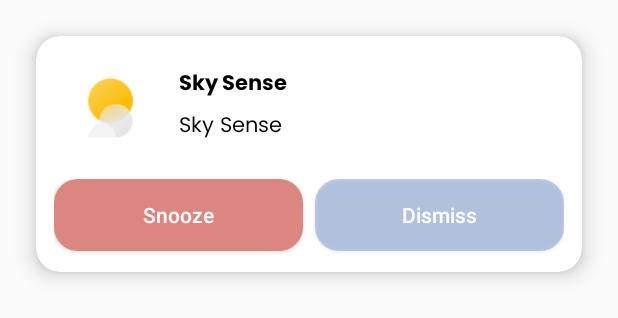
After one commit to 3wiida/SkySense, an Android app built with Jetpack Compose: the layout weather_alert_layout.xml on its own in the app's theme, with its tools: preview values and no code run, on a phone screen of 412 x 824 dp. The commit adds this screen. Shown: the top 318 px of the screen. Run offline under Robolectric (Android 15) with nearby library versions, the phone set to English and light mode, and no system bars.

Commit message:
implement alert and notification feature

````diff
--- a/app/build.gradle.kts
+++ b/app/build.gradle.kts
@@ -93,4 +93,10 @@ dependencies {
 
     //Places API
     implementation (libs.places.v330)
+
+    //Work Manager
+    implementation(libs.androidx.work.runtime.ktx)
+
+    //Constraint Layout
+    implementation(libs.androidx.constraintlayout)
 }
--- a/app/src/main/java/com/ewida/skysense/addalert/AddAlertScreen.kt
+++ b/app/src/main/java/com/ewida/skysense/addalert/AddAlertScreen.kt
@@ -78,7 +78,4 @@ private fun AddAlertScreenContent(
             onSetAlertClicked = {}
         )
     }
-
-
-
 }
--- a/app/src/main/java/com/ewida/skysense/data/model/Hourly.kt
+++ b/app/src/main/java/com/ewida/skysense/data/model/Hourly.kt
@@ -13,7 +13,7 @@ data class Hourly(
     val weather: List<Weather>,
 ){
     fun getHourFromUnixTimeStamp(timestamp: Long): String {
-        val formatter = DateTimeFormatter.ofPattern("hh a")
+        val formatter = DateTimeFormatter.ofPattern("hh a") //02 AM
         return Instant.ofEpochSecond(timestamp)
             .atZone(ZoneId.systemDefault())
             .format(formatter)
--- a/app/src/main/java/com/ewida/skysense/data/sources/local/db/WeatherDatabase.kt
+++ b/app/src/main/java/com/ewida/skysense/data/sources/local/db/WeatherDatabase.kt
@@ -15,7 +15,8 @@ abstract class WeatherDatabase : RoomDatabase() {
 
     companion object {
         private const val DATABASE_NAME = "WEATHER_DATABASE"
-        @Volatile private var instance: WeatherDatabase? = null
+        @Volatile
+        private var instance: WeatherDatabase? = null
 
         fun getInstance(context: Context): WeatherDatabase {
             return instance ?: synchronized(lock = this) {
--- a/app/src/main/java/com/ewida/skysense/navigation/AppNavHost.kt
+++ b/app/src/main/java/com/ewida/skysense/navigation/AppNavHost.kt
@@ -32,7 +32,7 @@ fun AppNavHost(
     startDestination: Screens
 ) {
     val context = LocalContext.current
-    val repository = WeatherRepositoryImpl(
+    val repository = WeatherRepositoryImpl.getInstance(
         localDataSource = LocalDataSourceImpl(dao = WeatherDatabase.getInstance(context).getDao()),
         remoteDataSource = RemoteDataSourceImpl(apiServices = ApiClient.getApiServices())
     )
--- a/app/src/main/java/com/ewida/skysense/util/Constants.kt
+++ b/app/src/main/java/com/ewida/skysense/util/Constants.kt
@@ -2,4 +2,5 @@ package com.ewida.skysense.util
 
 object Constants {
     const val WEATHER_ICON_BASE_URL = "https://openweathermap.org/img/w/"
+    const val ALERTS_NOTIFICATION_CHANNEL_ID = "ALERTS_NOTIFICATION_CHANNEL_ID"
 }
--- a/app/src/main/java/com/ewida/skysense/weatherdetails/WeatherDetailsScreen.kt
+++ b/app/src/main/java/com/ewida/skysense/weatherdetails/WeatherDetailsScreen.kt
@@ -71,7 +71,6 @@ fun WeatherDetailsScreen(
                     )
                 },
                 onAlertsClicked = {
-                    Log.d("```TAG```", "WeatherDetailsScreen: Alerts")
                     onNavigateToAlerts(
                         currentLocation?.latitude?.roundTo(2),
                         currentLocation?.longitude?.roundTo(2)
--- /dev/null
+++ b/app/src/main/res/drawable/bg_dismiss_btn.xml
@@ -0,0 +1,5 @@
+<?xml version="1.0" encoding="utf-8"?>
+<shape xmlns:android="http://schemas.android.com/apk/res/android">
+    <corners android:radius="16dp"/>
+    <solid android:color="#8381A1DB"/>
+</shape>
--- /dev/null
+++ b/app/src/main/res/drawable/bg_snooze_btn.xml
@@ -0,0 +1,5 @@
+<?xml version="1.0" encoding="utf-8"?>
+<shape xmlns:android="http://schemas.android.com/apk/res/android">
+    <corners android:radius="16dp"/>
+    <solid android:color="#DB8681"/>
+</shape>
--- /dev/null
+++ b/app/src/main/res/layout/weather_alert_layout.xml
@@ -0,0 +1,83 @@
+<?xml version="1.0" encoding="utf-8"?>
+<androidx.cardview.widget.CardView xmlns:android="http://schemas.android.com/apk/res/android"
+    xmlns:app="http://schemas.android.com/apk/res-auto"
+    xmlns:tools="http://schemas.android.com/tools"
+    android:orientation="vertical"
+    android:layout_width="match_parent"
+    android:layout_height="wrap_content"
+    app:cardCornerRadius="16dp"
+    android:layout_margin="24dp"
+    app:cardBackgroundColor="@color/white"
+    app:cardElevation="8dp">
+
+    <androidx.constraintlayout.widget.ConstraintLayout
+        android:layout_width="match_parent"
+        android:layout_height="wrap_content"
+        android:padding="12dp">
+
+        <ImageView
+            android:id="@+id/imageView"
+            android:layout_width="75dp"
+            android:layout_height="75dp"
+            android:src="@drawable/splash_ic"
+            app:layout_constraintStart_toStartOf="parent"
+            app:layout_constraintTop_toTopOf="parent" />
+
+        <TextView
+            android:id="@+id/textView2"
+            android:layout_width="wrap_content"
+            android:layout_height="wrap_content"
+            android:layout_marginStart="8dp"
+            android:layout_marginTop="8dp"
+            android:fontFamily="@font/poppins_bold"
+            android:text="Sky Sense"
+            android:textColor="@color/black"
+            app:layout_constraintStart_toEndOf="@+id/imageView"
+            app:layout_constraintTop_toTopOf="@+id/imageView" />
+
+        <TextView
+            android:id="@+id/tvWeatherDetails"
+            android:layout_width="wrap_content"
+            android:layout_height="wrap_content"
+            android:layout_marginStart="8dp"
+            android:layout_marginTop="4dp"
+            android:fontFamily="@font/poppins_regular"
+            tools:text="Sky Sense"
+            android:textColor="@color/black"
+            app:layout_constraintStart_toEndOf="@+id/imageView"
+            app:layout_constraintTop_toBottomOf="@+id/textView2" />
+
+        <LinearLayout
+            android:layout_width="match_parent"
+            android:layout_height="50dp"
+            android:layout_marginTop="8dp"
+            app:layout_constraintEnd_toEndOf="parent"
+            app:layout_constraintStart_toStartOf="parent"
+            app:layout_constraintTop_toBottomOf="@+id/imageView" >
+
+            <Button
+                android:id="@+id/btnSnooze"
+                android:layout_width="0dp"
+                android:layout_weight="1"
+                android:text="Snooze"
+                android:textAllCaps="false"
+                android:layout_marginEnd="4dp"
+                android:textColor="@color/white"
+                android:background="@drawable/bg_snooze_btn"
+                android:layout_height="wrap_content"/>
+
+            <Button
+                android:id="@+id/btnDismiss"
+                android:layout_width="0dp"
+                android:layout_weight="1"
+                android:text="Dismiss"
+                android:textAllCaps="false"
+                android:textColor="@color/white"
+                android:layout_marginStart="4dp"
+                android:background="@drawable/bg_dismiss_btn"
+                android:layout_height="wrap_content"/>
+        </LinearLayout>
+
+    </androidx.constraintlayout.widget.ConstraintLayout>
+
+</androidx.cardview.widget.CardView>
--- a/app/src/main/res/values/strings.xml
+++ b/app/src/main/res/values/strings.xml
@@ -57,4 +57,5 @@
     <string name="notification_rational_content">To get weather alerts by notification, notification permission is essential. Please enable it to continue.</string>
     <string name="enable_display_over_other_apps">Enable Display Over Other Apps</string>
     <string name="overlay_rational_content">To get weather alerts by alerts, display over other apps permission is essential. Please enable it in the settings to continue.</string>
+    <string name="weather_alerts">Weather Alerts</string>
 </resources>
--- a/gradle/libs.versions.toml
+++ b/gradle/libs.versions.toml
@@ -1,6 +1,7 @@
 [versions]
 agp = "8.9.0"
 compose = "1.0.0-beta01"
+constraintlayout = "2.2.1"
 converterGson = "2.11.0"
 coreSplashscreen = "1.0.1"
 kotlin = "2.0.21"
@@ -22,14 +23,17 @@ placesVersion = "3.3.0"
 playServicesLocation = "21.3.0"
 retrofit = "2.11.0"
 roomRuntime = "2.6.1"
+workRuntimeKtx = "2.10.0"
 
 [libraries]
+androidx-constraintlayout = { module = "androidx.constraintlayout:constraintlayout", version.ref = "constraintlayout" }
 androidx-core-ktx = { group = "androidx.core", name = "core-ktx", version.ref = "coreKtx" }
 androidx-core-splashscreen = { module = "androidx.core:core-splashscreen", version.ref = "coreSplashscreen" }
 androidx-navigation-compose = { module = "androidx.navigation:navigation-compose", version.ref = "navigationCompose" }
 androidx-room-compiler = { module = "androidx.room:room-compiler", version.ref = "roomRuntime" }
 androidx-room-ktx = { module = "androidx.room:room-ktx", version.ref = "roomRuntime" }
 androidx-room-runtime = { module = "androidx.room:room-runtime", version.ref = "roomRuntime" }
+androidx-work-runtime-ktx = { module = "androidx.work:work-runtime-ktx", version.ref = "workRuntimeKtx" }
 compose = { module = "com.github.bumptech.glide:compose", version.ref = "compose" }
 converter-gson = { module = "com.squareup.retrofit2:converter-gson", version.ref = "converterGson" }
 junit = { group = "junit", name = "junit", version.ref = "junit" }
````
Also changed, not shown: app/src/main/java/com/ewida/SkySenseApplication.kt (+38 -0 lines), app/src/main/java/com/ewida/skysense/MainActivity.kt (+15 -12 lines), app/src/main/java/com/ewida/skysense/addalert/components/AlertSettings.kt (+60 -5 lines), app/src/main/java/com/ewida/skysense/data/repository/WeatherRepository.kt (+6 -1 lines), app/src/main/java/com/ewida/skysense/data/repository/WeatherRepositoryImpl.kt (+23 -4 lines), app/src/main/java/com/ewida/skysense/workers/AlertWorker.kt (added, +194 -0 lines), app/src/main/res/raw/splash_anim.json (deleted, +0 -1 lines), 1 other file.
